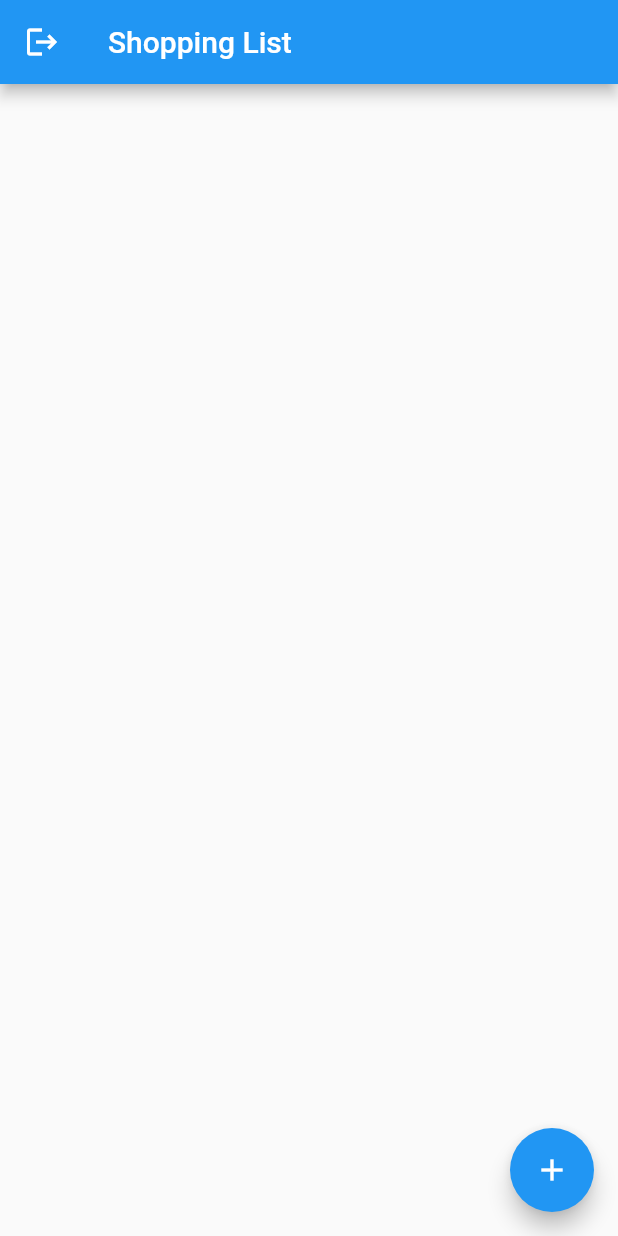
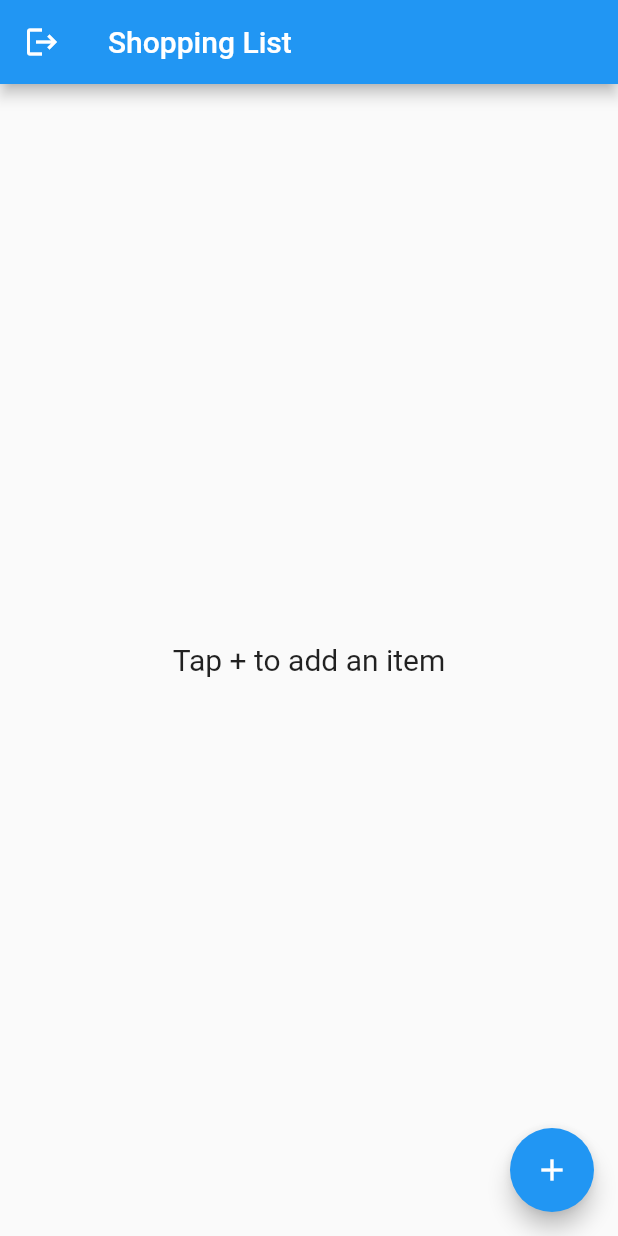
Before and after one commit to shimizu-saffle/shopping-list-sample, a Flutter app: the screen it shows once a user with an empty profile is signed in, on a phone screen of 412 x 824 dp. Run offline on Flutter 3.47's test engine with Material 2 defaults, Android fonts, the phone set to English and light mode, and no system bars; our stand-ins replace cloud_firestore, firebase_auth, firebase_core, flutter_hooks, freezed_annotation, hooks_riverpod; accounts and stored records are empty; network calls fail.

Commit message:
✨feat: アイテムを追加

```diff
--- a/lib/main.dart
+++ b/lib/main.dart
@@ -4,6 +4,7 @@ import 'package:hooks_riverpod/hooks_riverpod.dart';
 import 'package:shopping_list_sample/controllers/auth_controller.dart';
 import 'package:shopping_list_sample/models/item_model.dart';
 import 'package:shopping_list_sample/widgets/add_item_dialog.dart';
+import 'package:shopping_list_sample/widgets/item_list.dart';
 
 import 'firebase_options.dart';
 
@@ -43,6 +44,7 @@ class MyScreen extends HookConsumerWidget {
               )
             : null,
       ),
+      body: const ItemList(),
       floatingActionButton: FloatingActionButton(
         onPressed: () => AddItemDialog.show(context, Item.empty()),
         child: const Icon(Icons.add),
--- /dev/null
+++ b/lib/widgets/item_list.dart
@@ -0,0 +1,78 @@
+import 'package:flutter/material.dart';
+import 'package:hooks_riverpod/hooks_riverpod.dart';
+import 'package:shopping_list_sample/controllers/item_list_controller.dart';
+import 'package:shopping_list_sample/widgets/add_item_dialog.dart';
+
+import '../repositories/custom_exception.dart';
+
+class ItemList extends HookConsumerWidget {
+  const ItemList({Key? key}) : super(key: key);
+  @override
+  Widget build(BuildContext context, WidgetRef ref) {
+    final itemList = ref.watch(itemListControllerProvider);
+    return itemList.when(
+      data: (items) => items.isEmpty
+          ? const Center(
+              child: Text(
+                'Tap + to add an item',
+                style: TextStyle(fontSize: 20.0),
+              ),
+            )
+          : ListView.builder(
+              itemCount: items.length,
+              itemBuilder: (BuildContext context, int index) {
+                final item = items[index];
+                return ListTile(
+                  key: ValueKey(item.id),
+                  title: Text(item.name),
+                  trailing: Checkbox(
+                    value: item.obtained,
+                    onChanged: (val) => ref
+                        .read(itemListControllerProvider.notifier)
+                        .updateItem(
+                          updatedItem: item.copyWith(obtained: !item.obtained),
+                        ),
+                  ),
+                  onTap: () => AddItemDialog.show(context, item),
+                  onLongPress: () => ref
+                      .read(itemListControllerProvider.notifier)
+                      .deleteItem(itemId: item.id!),
+                );
+              },
+            ),
+      error: (error, _) => ItemListError(
+        message:
+            error is CustomException ? error.message! : 'Something went wrong!',
+      ),
+      loading: () => const Center(child: CircularProgressIndicator()),
+    );
+  }
+}
+
+class ItemListError extends ConsumerWidget {
+  final String message;
+
+  const ItemListError({
+    Key? key,
+    required this.message,
+  }) : super(key: key);
+
+  @override
+  Widget build(BuildContext context, WidgetRef ref) {
+    return Center(
+      child: Column(
+        mainAxisAlignment: MainAxisAlignment.center,
+        children: [
+          Text(message, style: const TextStyle(fontSize: 20.0)),
+          const SizedBox(height: 20.0),
+          ElevatedButton(
+            onPressed: () => ref
+                .read(itemListControllerProvider.notifier)
+                .retrieveItems(isRefreshing: true),
+            child: const Text('Retry'),
+          ),
+        ],
+      ),
+    );
+  }
+}
```
